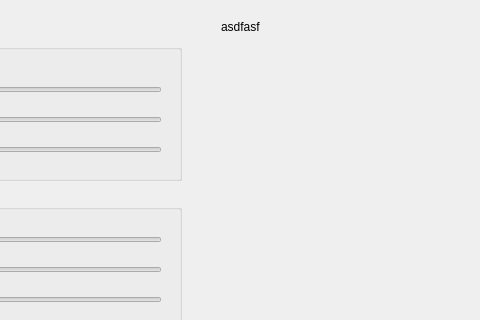
Above: camera_app.ui from Wildcatts/cameraApp_with_pyqt before the change; both pictures show x 169 to 649 and y 0 to 320 of the 1092 by 741 pixel window. Below: the same form after it.
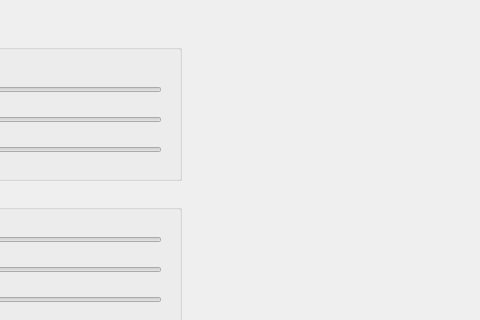
That is the form after the change.

Commit message: submit -v

```diff
--- a/camera_app.ui
+++ b/camera_app.ui
@@ -23,7 +23,7 @@
     </rect>
    </property>
    <property name="text">
-    <string>asdfasf</string>
+    <string/>
    </property>
    <property name="alignment">
     <set>Qt::AlignLeading|Qt::AlignLeft|Qt::AlignTop</set>
```
Left out of the diff: 3 changed lines with no effect on the pictures. The commit also changes 2 other files.
